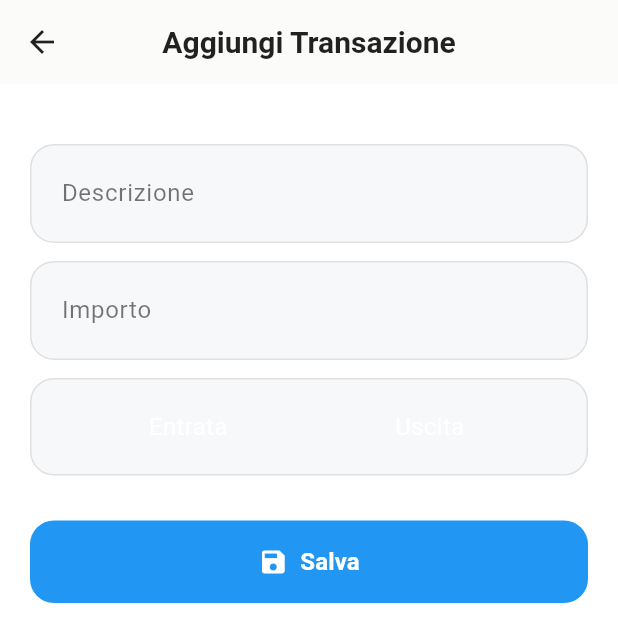
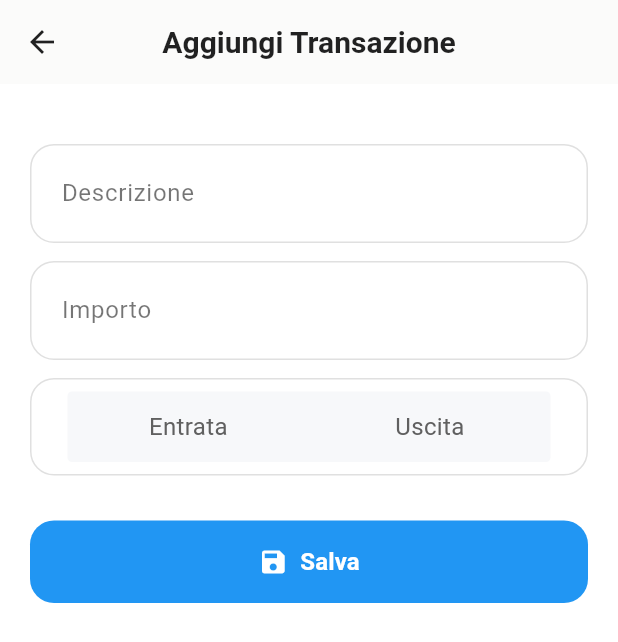
Before and after one commit to Mcarollo-SYS/PROGETTO-FLUTTER, a Flutter app: the AddScreen screen opened directly, after a tap on "Salva", on a phone screen of 412 x 824 dp. Shown: the top 642 px of the screen. Run offline on Flutter 3.47's test engine with Material 3 defaults, Android fonts, the light colour scheme and no system bars.

Commit message:
cambio colore

```diff
--- a/flutter_project/lib/SCREENS/add_screen.dart
+++ b/flutter_project/lib/SCREENS/add_screen.dart
@@ -123,7 +123,7 @@ class _AddScreenState extends State<AddScreen> with SingleTickerProviderStateMix
     return Container(
       padding: const EdgeInsets.symmetric(horizontal: 20, vertical: 4),
       decoration: BoxDecoration(
-        color: const Color(0xFFF7F8FA),
+        color: const Color.fromARGB(255, 255, 255, 255),
         borderRadius: BorderRadius.circular(16),
         border: Border.all(color: const Color(0xFFE0E0E0)),
       ),
@@ -149,7 +149,7 @@ class _AddScreenState extends State<AddScreen> with SingleTickerProviderStateMix
     return Container(
       padding: const EdgeInsets.all(8),
       decoration: BoxDecoration(
-        color: const Color(0xFFF7F8FA),
+        color: const Color.fromARGB(255, 255, 255, 255),
         borderRadius: BorderRadius.circular(16),
         border: Border.all(color: const Color(0xFFE0E0E0)),
       ),
@@ -177,7 +177,7 @@ class _AddScreenState extends State<AddScreen> with SingleTickerProviderStateMix
           });
         },
         borderColor: Colors.transparent,
-        selectedColor: Colors.white,
+        selectedColor: const Color.fromARGB(255, 96, 96, 96),
         unselectedColor: const Color(0xFFF7F8FA),
         pressedColor: Colors.grey[300],
       ),
```
Also changed, not shown: 1 other file.
